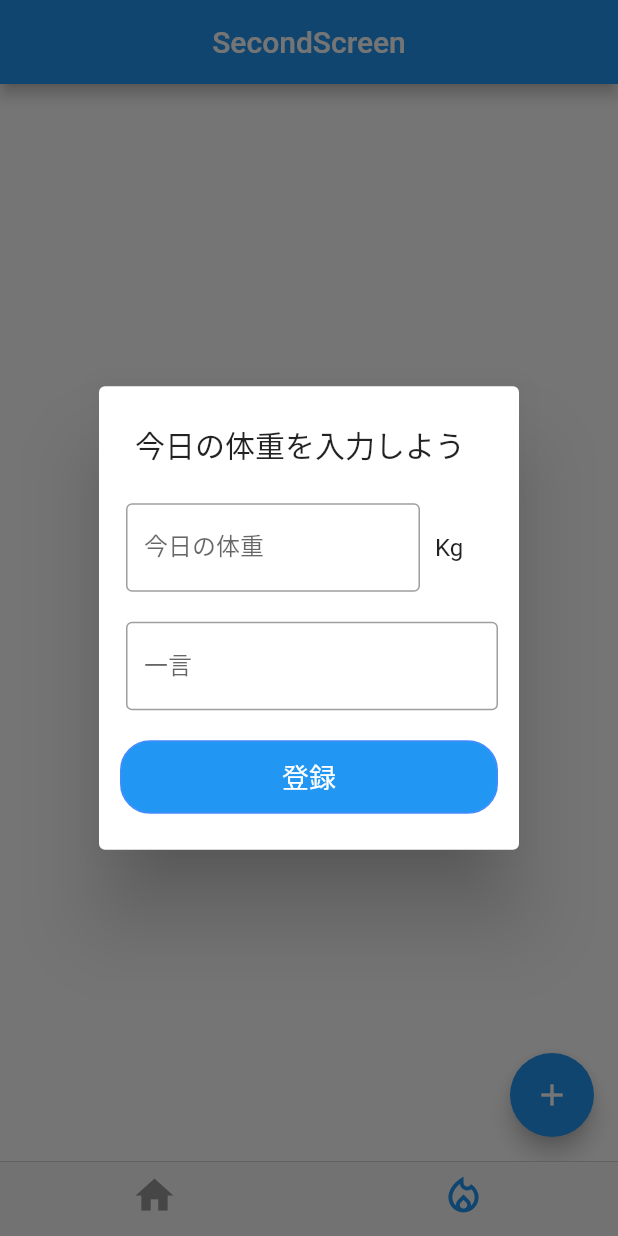
After one commit to TaishiU/flutter-freezed-counter, a Flutter app: the screen it shows after launch, item 2 of the bottom bar chosen, after a tap on the "add" icon, on a phone screen of 412 x 824 dp. The commit adds this screen. Run offline on Flutter 3.47's test engine with Material 2 defaults, Android fonts, the phone set to English and light mode, and no system bars; our stand-ins replace flutter_hooks, freezed_annotation, hooks_riverpod; generated files the repository leaves out were written again.

Commit message:
データ保存・表示

```diff
--- a/analysis_options.yaml
+++ b/analysis_options.yaml
@@ -27,6 +27,7 @@ linter:
 
 # Additional information about this file can be found at
 # https://dart.dev/guides/language/analysis-options
+
 analyzer:
   exclude:
     - "**/*.freezed.dart"
--- a/lib/StateManagement/bottom_tab_state.dart
+++ b/lib/StateManagement/bottom_tab_state.dart
@@ -12,7 +12,7 @@ abstract class BottomTabState with _$BottomTabState {
 
 class BottomTabController extends StateNotifier<BottomTabState> {
   BottomTabController() : super(const BottomTabState());
-  void update(index) => state = state.copyWith(
+  void update(int index) => state = state.copyWith(
         index: index,
       );
 }
--- /dev/null
+++ b/lib/Widget/popup_container.dart
@@ -0,0 +1,96 @@
+import 'package:flutter/material.dart';
+import 'package:flutter_hooks/flutter_hooks.dart';
+import 'package:freezed_counter/StateManagement/weight_state.dart';
+import 'package:hooks_riverpod/hooks_riverpod.dart';
+
+class PopUpContainer extends HookWidget {
+  const PopUpContainer({Key? key}) : super(key: key);
+
+  @override
+  Widget build(BuildContext context) {
+    final _formkey = GlobalKey<FormState>();
+
+    return Form(
+      key: _formkey,
+      child: SimpleDialog(
+        title: const Text('今日の体重を入力しよう'),
+        contentPadding: const EdgeInsets.symmetric(
+          horizontal: 14,
+          vertical: 24,
+        ),
+        children: [
+          Row(
+            children: [
+              Container(
+                width: 200,
+                padding: EdgeInsets.only(left: 4),
+                child: TextFormField(
+                  // validator: (String? input) {
+                  //   if (input!.isEmpty) {
+                  //     return '体重を入力してください';
+                  //   }
+                  //   return null;
+                  // }),
+                  onChanged: (String value) {
+                    context.read(weightProvider.notifier).saveWeight(value);
+                  },
+                  keyboardType: TextInputType.number,
+                  decoration: const InputDecoration(
+                    border: OutlineInputBorder(),
+                    labelText: '今日の体重',
+                  ),
+                ),
+              ),
+              const SizedBox(
+                width: 10,
+              ),
+              const Text('Kg'),
+            ],
+          ),
+          const SizedBox(
+            height: 20,
+          ),
+          Container(
+            width: 200,
+            padding: const EdgeInsets.only(left: 4),
+            child: TextFormField(
+              onChanged: (String value) {
+                context.read(weightProvider.notifier).saveComment(value);
+              },
+              keyboardType: TextInputType.text,
+              decoration: const InputDecoration(
+                border: OutlineInputBorder(),
+                labelText: '一言',
+              ),
+            ),
+          ),
+          const SizedBox(
+            height: 20,
+          ),
+          InkWell(
+            child: Container(
+              padding: const EdgeInsets.symmetric(vertical: 10),
+              decoration: BoxDecoration(
+                color: Colors.blue,
+                border: Border.all(color: Colors.blueAccent),
+                borderRadius: BorderRadius.circular(20),
+              ),
+              child: const Text(
+                '登録',
+                textAlign: TextAlign.center,
+                style: TextStyle(
+                  color: Colors.white,
+                  fontSize: 18,
+                ),
+              ),
+            ),
+            onTap: () {
+              context.read(weightProvider.notifier).register();
+              Navigator.of(context).pop();
+            },
+          )
+        ],
+      ),
+    );
+  }
+}
```
Also changed, not shown: lib/Screens/second_screen.dart (+103 -1 lines), lib/StateManagement/weight_state.dart (added, +56 -0 lines).
